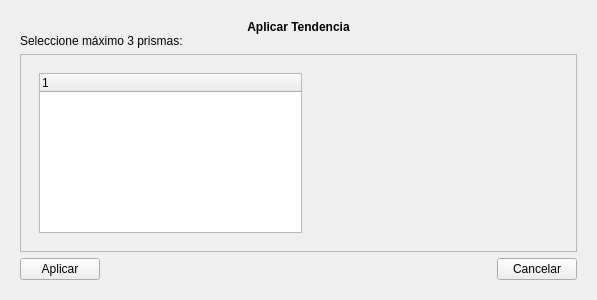
Above: ui/filtrotendencias.ui from ivanrv23/E-Monitoring-SqlServer before the change. Below: the same form after it.
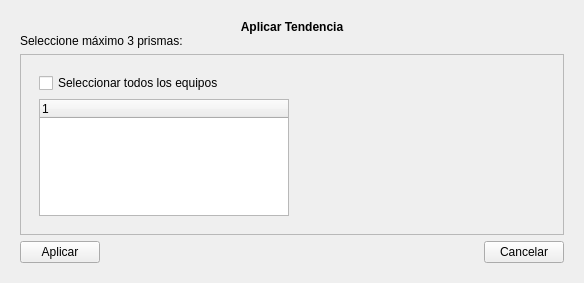
That is the form after the change.

```diff
--- a/ui/filtrotendencias.ui
+++ b/ui/filtrotendencias.ui
@@ -6,8 +6,8 @@
    <rect>
     <x>0</x>
     <y>0</y>
-    <width>597</width>
-    <height>300</height>
+    <width>554</width>
+    <height>283</height>
    </rect>
   </property>
   <property name="windowTitle">
@@ -118,6 +118,13 @@
             <enum>QFrame::Raised</enum>
            </property>
            <layout class="QVBoxLayout" name="verticalLayout_4">
+            <item>
+             <widget class="QCheckBox" name="check_all_prismas">
+              <property name="text">
+               <string>Seleccionar todos los equipos</string>
+              </property>
+             </widget>
+            </item>
             <item>
              <widget class="QTreeWidget" name="tree_prismas_regresion">
               <property name="minimumSize">
```
